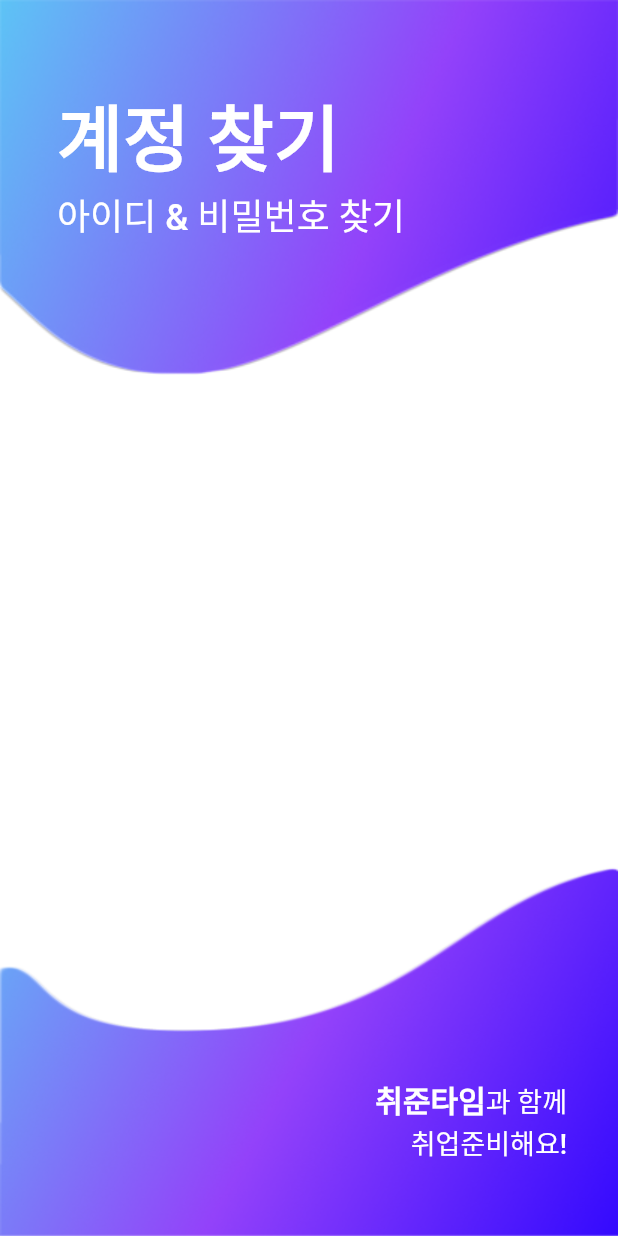
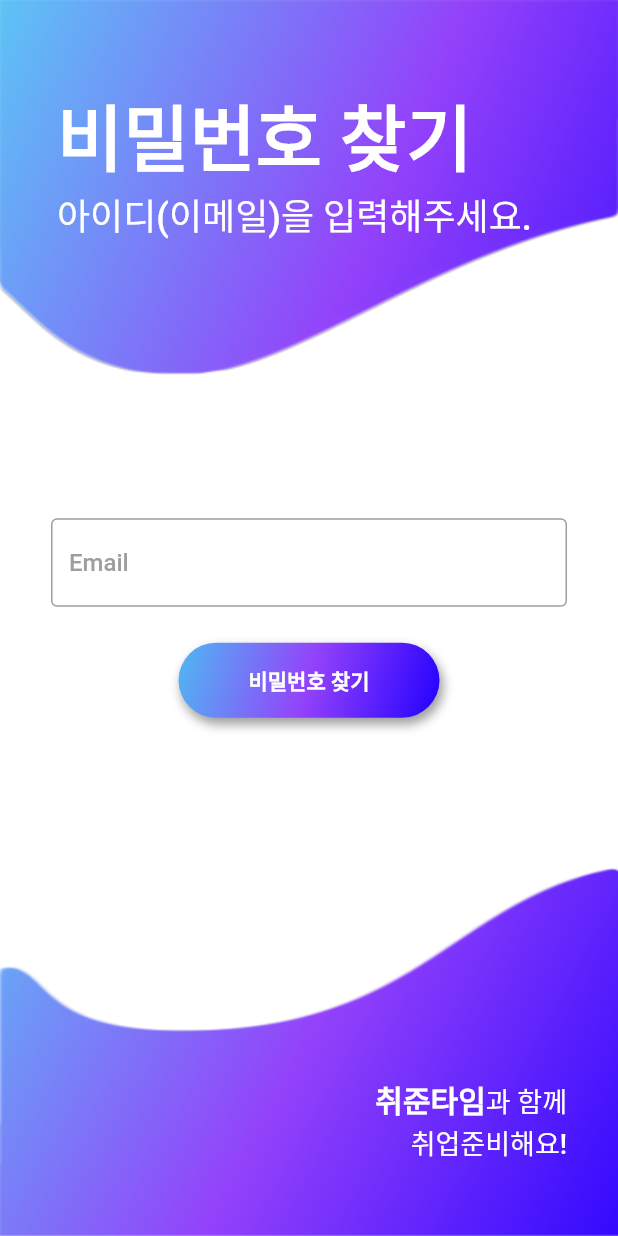
Before and after one commit to chwijunTime/ChwijunTimeAPP, a Flutter app: the FindPasswordPage screen opened directly, on a phone screen of 412 x 824 dp. Run offline on Flutter 3.47's test engine with Material 2 defaults, Android fonts, the phone set to English and light mode, and no system bars; our stand-ins replace auto_size_text, carousel_slider, dio, geocoding, google_maps_flutter, retrofit; missing offline and left inert: sweet_alert_dialogs; generated files the repository leaves out were written again.

Commit message:
[UPDATE] FindPasswordPage

```diff
--- a/flutter_app/app_user/lib/screens/find_password_page.dart
+++ b/flutter_app/app_user/lib/screens/find_password_page.dart
@@ -1,21 +1,28 @@
+import 'package:app_user/widgets/button.dart';
+import 'package:app_user/widgets/dialog/std_dialog.dart';
+import 'package:app_user/widgets/text_field.dart';
 import 'package:flutter/material.dart';
 
 class FindPasswordPage extends StatefulWidget {
+  final scafforldkey = GlobalKey<ScaffoldState>();
+
   @override
   _FindPasswordPageState createState() => _FindPasswordPageState();
 }
 
 class _FindPasswordPageState extends State<FindPasswordPage> {
+  var email = TextEditingController();
+
   @override
   Widget build(BuildContext context) {
     return Scaffold(
-      resizeToAvoidBottomInset : false,
+      key: widget.scafforldkey,
+      resizeToAvoidBottomInset: false,
       appBar: PreferredSize(
           child: AppBar(
             backgroundColor: Colors.white,
           ),
-          preferredSize: Size.fromHeight(0)
-      ),
+          preferredSize: Size.fromHeight(0)),
       body: Container(
         color: Colors.white,
         child: Column(
@@ -37,14 +44,14 @@ class _FindPasswordPageState extends State<FindPasswordPage> {
                     mainAxisSize: MainAxisSize.max,
                     children: [
                       Text(
-                        "계정 찾기",
+                        "비밀번호 찾기",
                         style: TextStyle(
                             color: Colors.white,
                             fontWeight: FontWeight.w800,
                             fontSize: 48),
                       ),
                       Text(
-                        "아이디 & 비밀번호 찾기",
+                        "아이디(이메일)을 입력해주세요.",
                         style: TextStyle(
                             color: Colors.white,
                             fontSize: 24,
@@ -57,21 +64,29 @@ class _FindPasswordPageState extends State<FindPasswordPage> {
             ),
             Expanded(
                 child: Center(
-                  child: Row(
-                    mainAxisAlignment: MainAxisAlignment.spaceAround,
-                    children: [
-
-                    ],
-                  ),
-                )
-            ),
+                    child: Column(
+              mainAxisAlignment: MainAxisAlignment.center,
+              children: [
+                Padding(
+                  padding: EdgeInsets.only(right: 34, left: 34),
+                  child:
+                      buildTextField("Email", email, autoFocus: false),
+                ),
+                SizedBox(
+                  height: 24,
+                ),
+                makeGradientBtn(
+                    msg: "비밀번호 찾기",
+                    onPressed: () {
+                      onFindPassword();
+                    },
+                    mode: 3),
+              ],
+            ))),
             Stack(
               children: [
                 Container(
-                    width: MediaQuery
-                        .of(context)
-                        .size
-                        .width,
+                    width: MediaQuery.of(context).size.width,
                     height: 250,
                     child: Image.asset(
                       "images/bottom.png",
@@ -117,4 +132,37 @@ class _FindPasswordPageState extends State<FindPasswordPage> {
       ),
     );
   }
+
+  onFindPassword() {
+    if (email.text.isEmpty) {
+      widget.scafforldkey.currentState.showSnackBar(SnackBar(
+        content: Text("이메일을 입력해주세요."),
+        duration: Duration(milliseconds: 1500),
+      ));
+    } else if (!RegExp(
+            r"[a-z0-9!#$%&'*+/=?^_`{|}~-]+(?:\.[a-z0-9!#$%&'*+/=?^_`{|}~-]+)*@(?:[a-z0-9](?:[a-z0-9-]*[a-z0-9])?\.)+[a-z0-9](?:[a-z0-9-]*[a-z0-9])?")
+        .hasMatch(email.text)) {
+      widget.scafforldkey.currentState.showSnackBar(SnackBar(
+        content: Text("올바른 이메일 형식으로 입력해주세요."),
+        duration: Duration(milliseconds: 1500),
+      ));
+    } else {
+      showDialog(
+        context: context,
+        builder: (BuildContext context) => StdDialog(
+          msg: "해당 이메일로 메일이 발송되었습니다.",
+          size: Size(346, 138),
+          icon: Icon(
+            Icons.outgoing_mail,
+            color: Color(0xff4687FF),
+          ),
+          btnName2: "로그인하기",
+          btnCall2: () {
+            Navigator.pop(context);
+            Navigator.pushReplacementNamed(context, "/login");
+          },
+        ),
+      );
+    }
+  }
 }
--- a/flutter_app/app_user/lib/widgets/button.dart
+++ b/flutter_app/app_user/lib/widgets/button.dart
@@ -89,7 +89,7 @@ Widget makeBtn(
     _borderRadius = 5;
   } else if (mode == 2) {
     // 기본 네모 버튼 2
-    _width = 135;
+    _width = 130;
     _height = 33;
     _borderRadius = 5;
   } else {
--- a/flutter_app/app_user/lib/widgets/dialog/find_id_dialog.dart
+++ b/flutter_app/app_user/lib/widgets/dialog/find_id_dialog.dart
@@ -68,8 +68,7 @@ class _FindIdDialogState extends State<FindIdDialog> {
                     fontSize: 14,
                     fontWeight: FontWeight.w400,
                     color: Color(0xff5BC7F5)
-                  )),
-                  TextSpan(text: widget.email,
+                  )),         TextSpan(text: widget.email,
                       style: TextStyle(
                           fontSize: 18,
                           fontWeight: FontWeight.w600,
```
Also changed, not shown: flutter_app/app_user/lib/widgets/dialog/std_dialog.dart (added, +102 -0 lines). Lines whose indentation alone changed are shown as unchanged.
